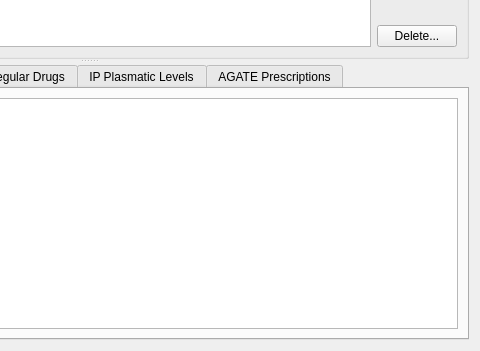
First picture: the form in surveyform.ui, repository johanneslochmann/datacollector, before the edit; both pictures show x 303 to 783 and y 333 to 684 of the 783 by 684 pixel window.
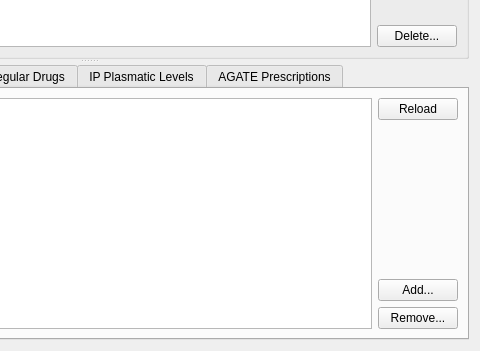
Second picture: the form after the edit. The open tabs and pages were chosen to show the change.

Commit message: can add and remove optional IP drug prescriptions to/from survey

```diff
--- a/surveyform.ui
+++ b/surveyform.ui
@@ -205,6 +205,44 @@
         <item>
          <widget class="QTableView" name="ipOnDemandView"/>
         </item>
+        <item>
+         <layout class="QVBoxLayout" name="verticalLayout_4">
+          <item>
+           <widget class="QPushButton" name="reloadIpOnDemandDrugsW">
+            <property name="text">
+             <string>Reload</string>
+            </property>
+           </widget>
+          </item>
+          <item>
+           <spacer name="verticalSpacer_5">
+            <property name="orientation">
+             <enum>Qt::Vertical</enum>
+            </property>
+            <property name="sizeHint" stdset="0">
+             <size>
+              <width>20</width>
+              <height>40</height>
+             </size>
+            </property>
+           </spacer>
+          </item>
+          <item>
+           <widget class="QPushButton" name="addIpOnDemandDrug">
+            <property name="text">
+             <string>Add...</string>
+            </property>
+           </widget>
+          </item>
+          <item>
+           <widget class="QPushButton" name="removeIpOnDemandDrug">
+            <property name="text">
+             <string>Remove...</string>
+            </property>
+           </widget>
+          </item>
+         </layout>
+        </item>
        </layout>
       </widget>
       <widget class="QWidget" name="ipRegularDrugs">
```
The commit also changes 8 other files.
